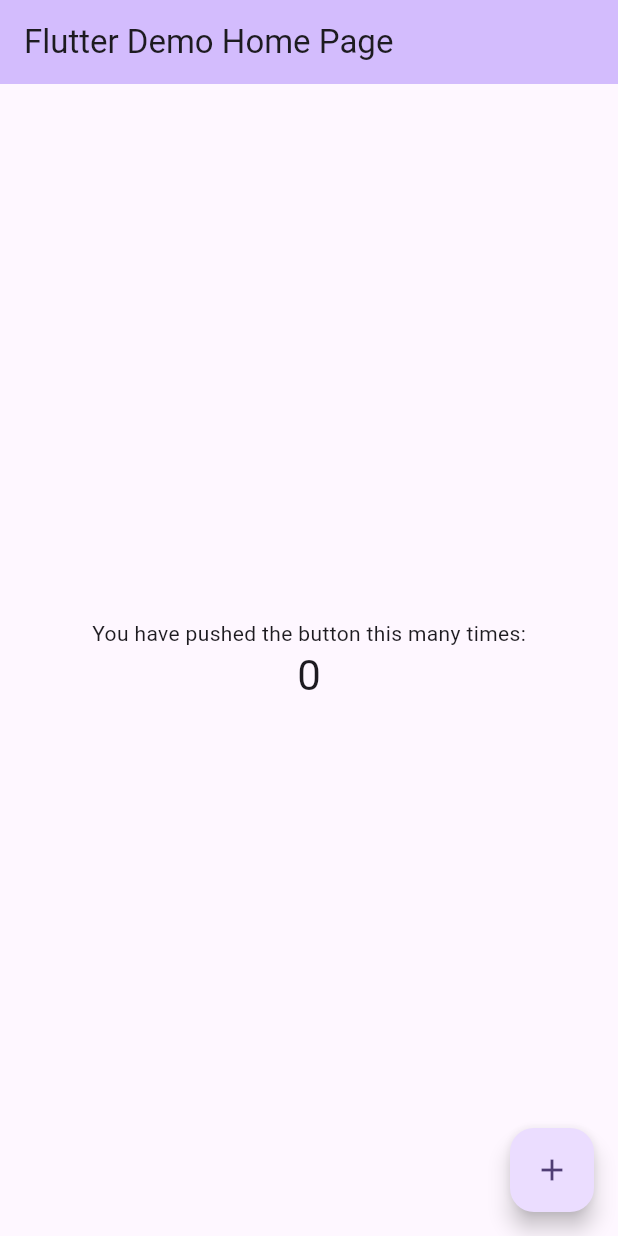
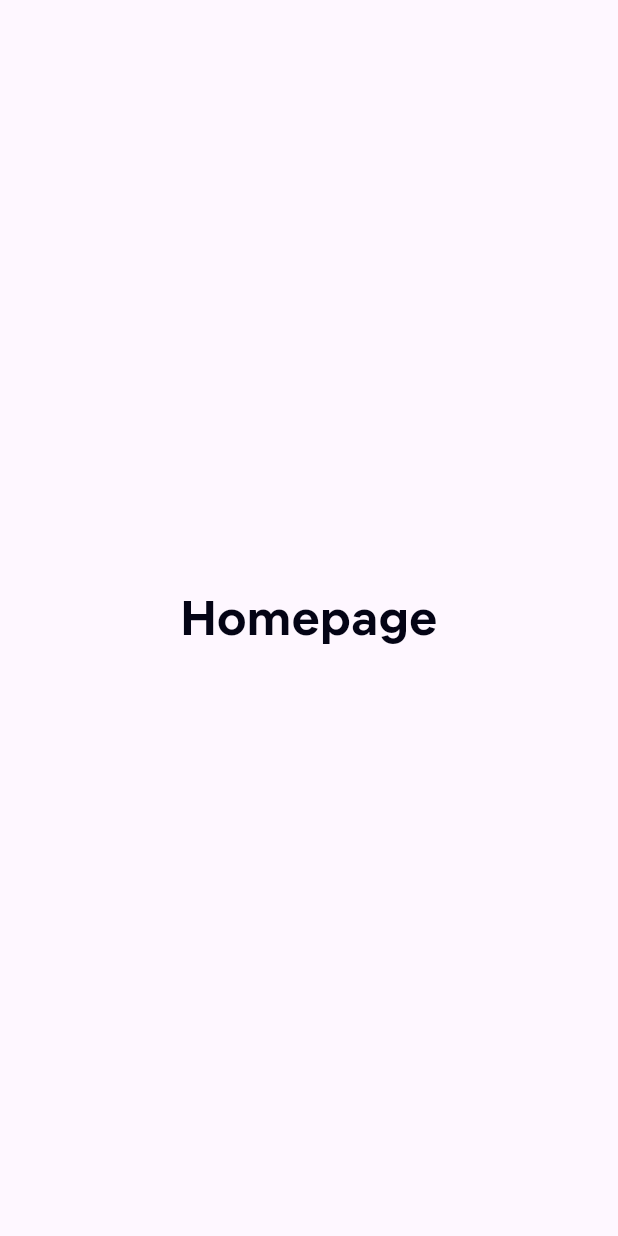
Before and after one commit to AdhityaSar/Aplikasi-Habitku, a Flutter app: the screen it shows after launch, on a phone screen of 412 x 824 dp. Run offline on Flutter 3.47's test engine with Material 3 defaults, Android fonts, the phone set to English and light mode, and no system bars.

Commit message:
Slicing Font & Color

```diff
--- a/lib/main.dart
+++ b/lib/main.dart
@@ -1,3 +1,4 @@
+import 'package:aplikasi_habitku/pages/homepage.dart';
 import 'package:flutter/material.dart';
 
 void main() {
@@ -11,115 +12,11 @@ class MyApp extends StatelessWidget {
   @override
   Widget build(BuildContext context) {
     return MaterialApp(
-      title: 'Flutter Demo',
+      debugShowCheckedModeBanner: false,
       theme: ThemeData(
-        // This is the theme of your application.
-        //
-        // TRY THIS: Try running your application with "flutter run". You'll see
-        // the application has a purple toolbar. Then, without quitting the app,
-        // try changing the seedColor in the colorScheme below to Colors.green
-        // and then invoke "hot reload" (save your changes or press the "hot
-        // reload" button in a Flutter-supported IDE, or press "r" if you used
-        // the command line to start the app).
-        //
-        // Notice that the counter didn't reset back to zero; the application
-        // state is not lost during the reload. To reset the state, use hot
-        // restart instead.
-        //
-        // This works for code too, not just values: Most code changes can be
-        // tested with just a hot reload.
-        colorScheme: ColorScheme.fromSeed(seedColor: Colors.deepPurple),
-        useMaterial3: true,
+        fontFamily: 'Airbnb'
       ),
-      home: const MyHomePage(title: 'Flutter Demo Home Page'),
+      home: const MyHomePage(),
     );
   }
 }
-
-class MyHomePage extends StatefulWidget {
-  const MyHomePage({super.key, required this.title});
-
-  // This widget is the home page of your application. It is stateful, meaning
-  // that it has a State object (defined below) that contains fields that affect
-  // how it looks.
-
-  // This class is the configuration for the state. It holds the values (in this
-  // case the title) provided by the parent (in this case the App widget) and
-  // used by the build method of the State. Fields in a Widget subclass are
-  // always marked "final".
-
-  final String title;
-
-  @override
-  State<MyHomePage> createState() => _MyHomePageState();
-}
-
-class _MyHomePageState extends State<MyHomePage> {
-  int _counter = 0;
-
-  void _incrementCounter() {
-    setState(() {
-      // This call to setState tells the Flutter framework that something has
-      // changed in this State, which causes it to rerun the build method below
-      // so that the display can reflect the updated values. If we changed
-      // _counter without calling setState(), then the build method would not be
-      // called again, and so nothing would appear to happen.
-      _counter++;
-    });
-  }
-
-  @override
-  Widget build(BuildContext context) {
-    // This method is rerun every time setState is called, for instance as done
-    // by the _incrementCounter method above.
-    //
-    // The Flutter framework has been optimized to make rerunning build methods
-    // fast, so that you can just rebuild anything that needs updating rather
-    // than having to individually change instances of widgets.
-    return Scaffold(
-      appBar: AppBar(
-        // TRY THIS: Try changing the color here to a specific color (to
-        // Colors.amber, perhaps?) and trigger a hot reload to see the AppBar
-        // change color while the other colors stay the same.
-        backgroundColor: Theme.of(context).colorScheme.inversePrimary,
-        // Here we take the value from the MyHomePage object that was created by
-        // the App.build method, and use it to set our appbar title.
-        title: Text(widget.title),
-      ),
-      body: Center(
-        // Center is a layout widget. It takes a single child and positions it
-        // in the middle of the parent.
-        child: Column(
-          // Column is also a layout widget. It takes a list of children and
-          // arranges them vertically. By default, it sizes itself to fit its
-          // children horizontally, and tries to be as tall as its parent.
-          //
-          // Column has various properties to control how it sizes itself and
-          // how it positions its children. Here we use mainAxisAlignment to
-          // center the children vertically; the main axis here is the vertical
-          // axis because Columns are vertical (the cross axis would be
-          // horizontal).
-          //
-          // TRY THIS: Invoke "debug painting" (choose the "Toggle Debug Paint"
-          // action in the IDE, or press "p" in the console), to see the
-          // wireframe for each widget.
-          mainAxisAlignment: MainAxisAlignment.center,
-          children: <Widget>[
-            const Text(
-              'You have pushed the button this many times:',
-            ),
-            Text(
-              '$_counter',
-              style: Theme.of(context).textTheme.headlineMedium,
-            ),
-          ],
-        ),
-      ),
-      floatingActionButton: FloatingActionButton(
-        onPressed: _incrementCounter,
-        tooltip: 'Increment',
-        child: const Icon(Icons.add),
-      ), // This trailing comma makes auto-formatting nicer for build methods.
-    );
-  }
-}
--- /dev/null
+++ b/lib/pages/homepage.dart
@@ -0,0 +1,14 @@
+import 'package:aplikasi_habitku/theme/theme.dart';
+import 'package:flutter/material.dart';
+
+class MyHomePage extends StatelessWidget {
+  const MyHomePage({super.key});
+
+  @override
+  Widget build(BuildContext context) {
+    return Scaffold(
+      body: Center(
+        child: Text('Homepage', style: headline4)),
+    );
+  }
+}
```
Also changed, not shown: config.json (added, +16 -0 lines), lib/theme/theme.dart (added, +58 -0 lines), pubspec.yaml (+12 -11 lines), assets/fonts/AirbnbCereal_Bd.ttf (added), assets/fonts/AirbnbCereal_Bk.ttf (added), assets/fonts/AirbnbCereal_Lt.ttf (added), assets/fonts/AirbnbCereal_Md.ttf (added), assets/images/noActivities.png (added).
